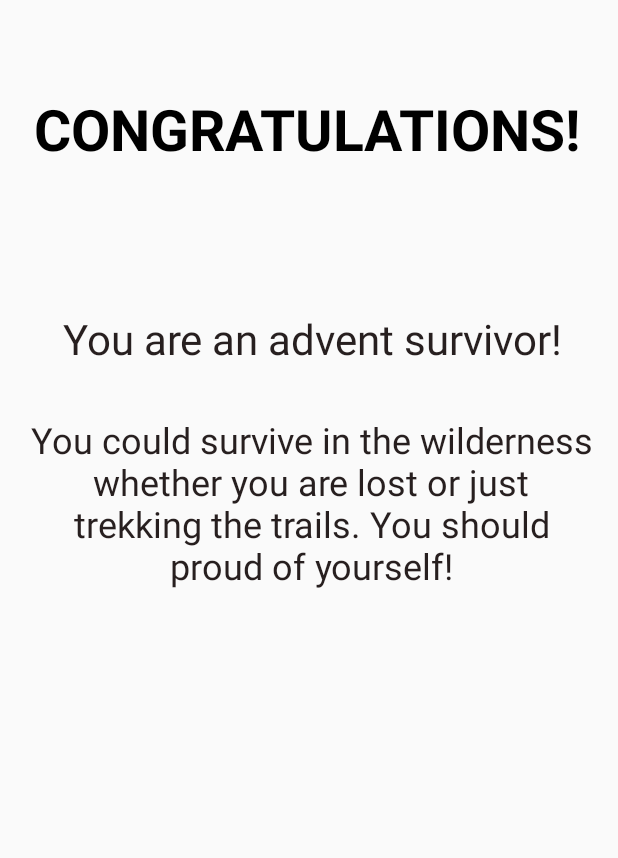
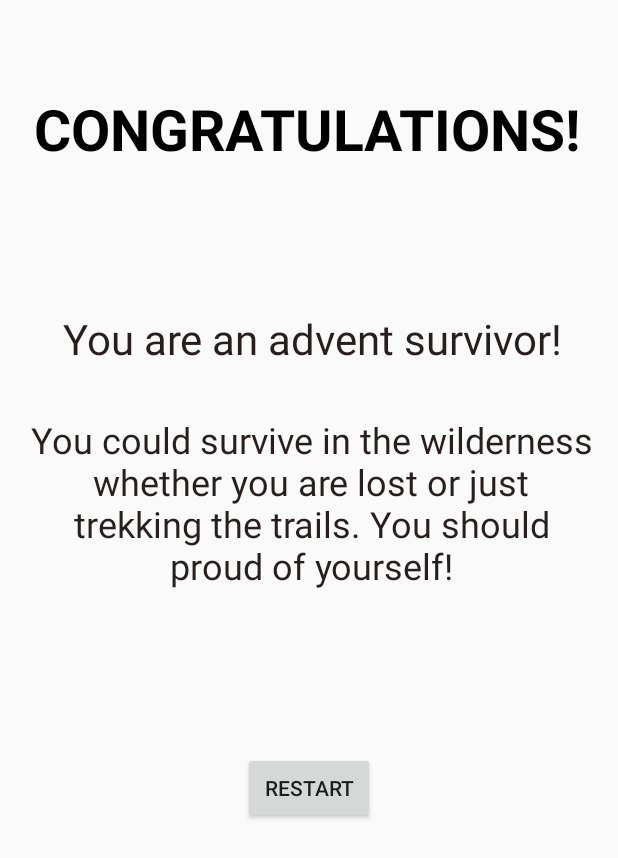
Before and after one commit to itc165-android-app-dev/HypoSurvivor, an Android app: the FinalScreenFrag screen opened directly, with no data from a screen before it, on a phone screen of 412 x 824 dp. Shown: the top 858 px of the screen. Run offline under Robolectric (Android 15) with nearby library versions, the phone set to English and light mode, and no system bars.

Commit message:
Restart Button

```diff
--- a/app/src/main/java/com/example/hypo_survivor/FinalScreenFrag.java
+++ b/app/src/main/java/com/example/hypo_survivor/FinalScreenFrag.java
@@ -1,13 +1,15 @@
 package com.example.hypo_survivor;
 
+import android.content.Intent;
 import android.content.SharedPreferences;
 import android.os.Bundle;
-import android.support.v7.app.AppCompatActivity;
+import android.view.KeyEvent;
+import android.view.View;
 import android.widget.TextView;
 
 
 
-public class FinalScreenFrag extends MainActivity{
+public class FinalScreenFrag extends MainActivity implements View.OnClickListener{
     public static SharedPreferences savedValues;
 
     @Override
@@ -19,7 +21,27 @@ public class FinalScreenFrag extends MainActivity{
 
 
         // Capture the layout's TextView and set the string as its text
-        TextView userName1 = findViewById(R.id.userName);
+        TextView userName1 = findViewById(R.id.uName);
        userName1.setText(userName);
     }
+
+    @Override
+    public void onClick(View v) {
+        startActivity(new Intent(FinalScreenFrag.this, MainActivity.class));
+
+    }
+
+    /*public void onBackPressed() {
+        startActivity(new Intent(FinalScreenFrag.this, MainActivity.class));
+    }
+
+    //     Before 2.0
+    @Override
+    public boolean onKeyDown(int keyCode, KeyEvent event) {
+        if (keyCode == KeyEvent.KEYCODE_BACK) {
+            startActivity(new Intent(FinalScreenFrag.this, MainActivity.class));
+            return true;
+        }
+        return super.onKeyDown(keyCode, event);
+    }*/
 }
--- a/app/src/main/java/com/example/hypo_survivor/MainActivity.java
+++ b/app/src/main/java/com/example/hypo_survivor/MainActivity.java
@@ -16,7 +16,7 @@ public class MainActivity extends AppCompatActivity{
     protected void onCreate(Bundle savedInstanceState) {
         super.onCreate(savedInstanceState);
         setContentView(R.layout.activity_main);
-        uName = findViewById(R.id.userName); //(EditText)
+        uName = findViewById(R.id.uName); //(EditText)
         startButton = findViewById(R.id.startButton); //(Button)
 
         startButton.setOnClickListener(new View.OnClickListener(){
@@ -25,7 +25,7 @@ public class MainActivity extends AppCompatActivity{
             public void onClick(View view){
                 //set condition
                 userName = uName.getText().toString();
-                if ((uName.length()==0)&& (userName!="") &&(userName != null)) {
+                if ((uName.length()==0)|| (userName=="") ||(userName == null)) {
                     uName.setError("Please enter your Name");
 
                 }
--- a/app/src/main/res/layout/activity_main.xml
+++ b/app/src/main/res/layout/activity_main.xml
@@ -16,7 +16,7 @@
         android:layout_marginBottom="116dp"
         android:background="#005F03"
         android:clickable="true"
-        android:onClick="sendMessage"
+
         android:shadowColor="#020000"
         android:shadowDx="10"
         android:shadowDy="10"
@@ -44,7 +44,7 @@
         app:layout_constraintTop_toTopOf="parent" />
 
     <EditText
-        android:id="@+id/userName"
+        android:id="@+id/uName"
         android:layout_width="wrap_content"
         android:layout_height="40dp"
         android:layout_marginBottom="144dp"
--- a/app/src/main/res/layout/fragment_final_screen.xml
+++ b/app/src/main/res/layout/fragment_final_screen.xml
@@ -25,7 +25,7 @@
         app:layout_constraintTop_toTopOf="parent" />
 
     <TextView
-        android:id="@+id/userName"
+        android:id="@+id/uName"
         android:layout_width="344dp"
         android:layout_height="39dp"
         android:layout_marginStart="8dp"
@@ -53,7 +53,7 @@
         app:layout_constraintEnd_toEndOf="parent"
         app:layout_constraintHorizontal_bias="0.625"
         app:layout_constraintStart_toStartOf="parent"
-        app:layout_constraintTop_toBottomOf="@id/userName" />
+        app:layout_constraintTop_toBottomOf="@id/uName" />
 
     <TextView
         android:id="@+id/textView7"
@@ -74,4 +74,20 @@
         app:layout_constraintTop_toBottomOf="@+id/textView6"
         app:layout_constraintVertical_bias="0.06" />
 
+    <Button
+        android:id="@+id/restart"
+        android:layout_width="wrap_content"
+        android:layout_height="wrap_content"
+        android:layout_marginStart="8dp"
+        android:layout_marginTop="8dp"
+        android:layout_marginEnd="8dp"
+        android:layout_marginBottom="8dp"
+        android:onClick="onClick"
+        android:text="@string/restart"
+        app:layout_constraintBottom_toBottomOf="parent"
+        app:layout_constraintEnd_toEndOf="parent"
+        app:layout_constraintStart_toStartOf="parent"
+        app:layout_constraintTop_toBottomOf="@+id/textView7"
+        app:layout_constraintVertical_bias="0.177" />
+
 </android.support.constraint.ConstraintLayout>
--- a/app/src/main/res/values/strings.xml
+++ b/app/src/main/res/values/strings.xml
@@ -11,6 +11,7 @@
 
     <!-- TODO: Remove or change this placeholder text -->
     <string name="hello_blank_fragment">Hello blank fragment</string>
-    <string name="uName"></string>
+
     <string name="todo">TODO</string>
+    <string name="restart">Restart</string>
 </resources>
```
